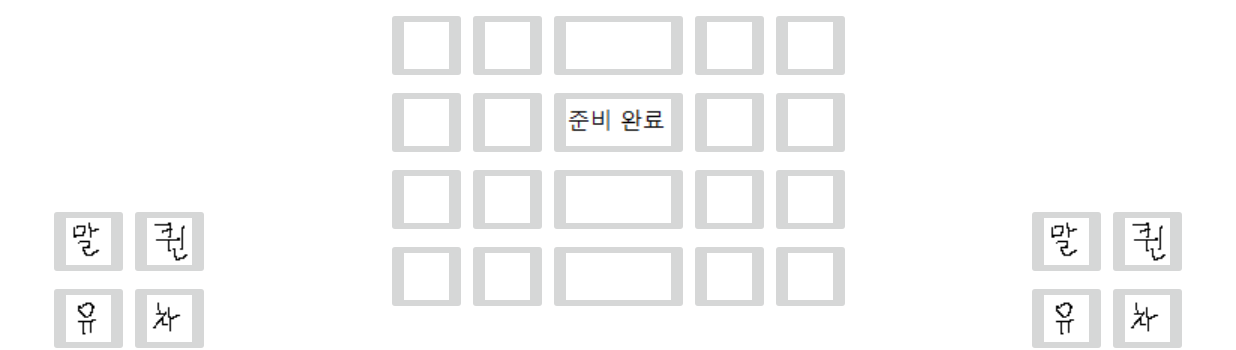
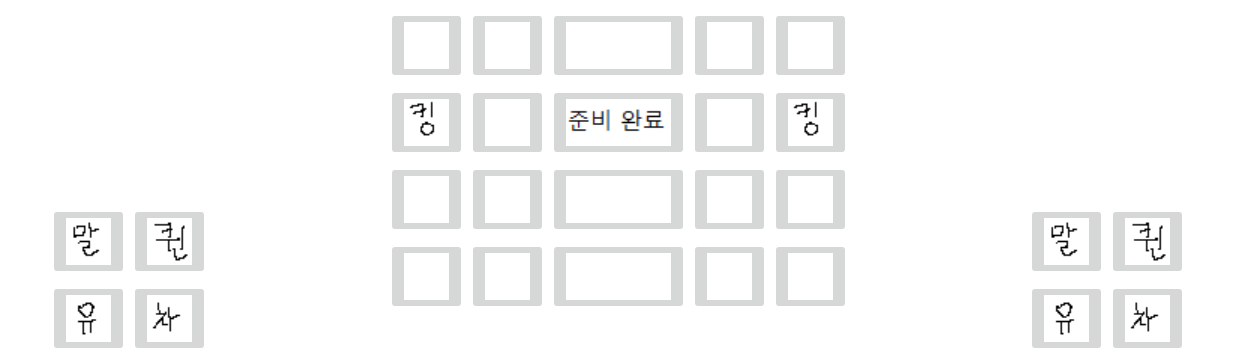
Before and after one commit to Jung-H-C/checkmate, an Android app: the unit_allocation screen opened directly, with no data from a screen before it, on a phone screen of 824 x 412 dp (held sideways). Shown: the part 213-563 px from the top of the screen. Run offline under Robolectric (Android 15) with nearby library versions, the phone set to English and light mode, and no system bars.

Commit message:
button id 수정 +) unit_allocation.java 기본세팅 +) unit_allocation engine 정립 (메모장에 저장해놨음.)

```diff
--- a/app/src/main/java/com/example/checkmate/Player.java
+++ b/app/src/main/java/com/example/checkmate/Player.java
@@ -11,6 +11,18 @@ public class Player {
         this.profile_name = name;
         this.profile_img = profile_img;
         this.units[2].isKing = true;
+        // Horse, Queen, king, Ghost, Car 순
+        this.units[0].setName("Horse");
+        this.units[1].setName("Queen");
+        this.units[2].setName("King");
+        this.units[3].setName("Ghost");
+        this.units[4].setName("Car");
+
+        this.units[0].setImg_src("@drawble/horse");
+        this.units[1].setImg_src("@drawble/queen");
+        this.units[2].setImg_src("@drawble/king");
+        this.units[3].setImg_src("@drawble/ghost");
+        this.units[4].setImg_src("@drawble/car");
     }
 
     public void setUnitStatus(String name, int no, boolean flag) {
--- a/app/src/main/java/com/example/checkmate/Unit.java
+++ b/app/src/main/java/com/example/checkmate/Unit.java
@@ -1,7 +1,7 @@
 package com.example.checkmate;
 
 public class Unit {
-    String name; // Car, Horse, Queen, Ghost, King 종류
+    String name; // // Horse, Queen, king, Ghost, Car 순
     String img_src; // 이미지 경로
 
     int pos_x; // (y, x) 순서쌍 좌표계로 board 형성, x: 0~7
@@ -26,6 +26,8 @@ public class Unit {
     public void setName(String name) {
         this.name = name;
     }
+
+    public void setImg_src(String img_src) {this.img_src = img_src; }
 
     public int getPos_x() {
         return pos_x;
--- a/app/src/main/java/com/example/checkmate/unit_allocation.java
+++ b/app/src/main/java/com/example/checkmate/unit_allocation.java
@@ -7,6 +7,12 @@ import androidx.annotation.Nullable;
 import androidx.appcompat.app.AppCompatActivity;
 
 public class unit_allocation extends AppCompatActivity {
+
+    Player playerA = null;
+    Player playerB = null;
+
+    Unit SelectedUnit = null;
+
     @Override
     protected void onCreate(@Nullable Bundle savedInstanceState) {
         super.onCreate(savedInstanceState);
--- a/app/src/main/res/layout-land/unit_allocation.xml
+++ b/app/src/main/res/layout-land/unit_allocation.xml
@@ -141,13 +141,13 @@
         app:rowCount="5">
 
         <ImageButton
-            android:id="@+id/imageButton52"
+            android:id="@+id/alloc_Button_0_4"
             android:layout_width="wrap_content"
             android:layout_height="wrap_content"
             app:srcCompat="@drawable/board_button" />
 
         <ImageButton
-            android:id="@+id/imageButton53"
+            android:id="@+id/alloc_Button_1_4"
             android:layout_width="wrap_content"
             android:layout_height="wrap_content"
             app:srcCompat="@drawable/board_button" />
@@ -159,25 +159,25 @@
             app:srcCompat="@drawable/large_board_button" />
 
         <ImageButton
-            android:id="@+id/imageButton54"
+            android:id="@+id/alloc_Button_6_4"
             android:layout_width="wrap_content"
             android:layout_height="wrap_content"
             app:srcCompat="@drawable/board_button" />
 
         <ImageButton
-            android:id="@+id/imageButton55"
+            android:id="@+id/alloc_Button_7_4"
             android:layout_width="wrap_content"
             android:layout_height="wrap_content"
             app:srcCompat="@drawable/board_button" />
 
         <ImageButton
-            android:id="@+id/imageButton57"
+            android:id="@+id/alloc_Button_0_3"
             android:layout_width="wrap_content"
             android:layout_height="wrap_content"
             app:srcCompat="@drawable/board_button" />
 
         <ImageButton
-            android:id="@+id/imageButton58"
+            android:id="@+id/alloc_Button_1_3"
             android:layout_width="wrap_content"
             android:layout_height="wrap_content"
             app:srcCompat="@drawable/board_button" />
@@ -189,25 +189,25 @@
             app:srcCompat="@drawable/large_board_button" />
 
         <ImageButton
-            android:id="@+id/imageButton60"
+            android:id="@+id/alloc_Button_6_3"
             android:layout_width="wrap_content"
             android:layout_height="wrap_content"
             app:srcCompat="@drawable/board_button" />
 
         <ImageButton
-            android:id="@+id/imageButton61"
+            android:id="@+id/alloc_Button_7_3"
             android:layout_width="wrap_content"
             android:layout_height="wrap_content"
             app:srcCompat="@drawable/board_button" />
 
         <ImageButton
-            android:id="@+id/imageButton62"
+            android:id="@+id/alloc_Button_0_2"
             android:layout_width="wrap_content"
             android:layout_height="wrap_content"
-            app:srcCompat="@drawable/board_button" />
+            app:srcCompat="@drawable/king" />
 
         <ImageButton
-            android:id="@+id/imageButton63"
+            android:id="@+id/alloc_Button_1_2"
             android:layout_width="wrap_content"
             android:layout_height="wrap_content"
             app:srcCompat="@drawable/board_button" />
@@ -219,25 +219,25 @@
             app:srcCompat="@drawable/ready_button" />
 
         <ImageButton
-            android:id="@+id/imageButton65"
+            android:id="@+id/alloc_Button_6_2"
             android:layout_width="wrap_content"
             android:layout_height="wrap_content"
             app:srcCompat="@drawable/board_button" />
 
         <ImageButton
-            android:id="@+id/imageButton66"
+            android:id="@+id/alloc_Button_7_2"
+            android:layout_width="wrap_content"
+            android:layout_height="wrap_content"
+            app:srcCompat="@drawable/king" />
+
+        <ImageButton
+            android:id="@+id/alloc_Button_0_1"
             android:layout_width="wrap_content"
             android:layout_height="wrap_content"
             app:srcCompat="@drawable/board_button" />
 
         <ImageButton
-            android:id="@+id/imageButton67"
-            android:layout_width="wrap_content"
-            android:layout_height="wrap_content"
-            app:srcCompat="@drawable/board_button" />
-
-        <ImageButton
-            android:id="@+id/imageButton69"
+            android:id="@+id/alloc_Button_1_1"
             android:layout_width="wrap_content"
             android:layout_height="wrap_content"
             app:srcCompat="@drawable/board_button" />
@@ -249,25 +249,25 @@
             app:srcCompat="@drawable/large_board_button" />
 
         <ImageButton
-            android:id="@+id/imageButton71"
+            android:id="@+id/alloc_Button_6_1"
             android:layout_width="wrap_content"
             android:layout_height="wrap_content"
             app:srcCompat="@drawable/board_button" />
 
         <ImageButton
-            android:id="@+id/imageButton72"
+            android:id="@+id/alloc_Button_7_1"
             android:layout_width="wrap_content"
             android:layout_height="wrap_content"
             app:srcCompat="@drawable/board_button" />
 
         <ImageButton
-            android:id="@+id/imageButton73"
+            android:id="@+id/alloc_Button_0_0"
             android:layout_width="wrap_content"
             android:layout_height="wrap_content"
             app:srcCompat="@drawable/board_button" />
 
         <ImageButton
-            android:id="@+id/imageButton74"
+            android:id="@+id/alloc_Button_1_0"
             android:layout_width="wrap_content"
             android:layout_height="wrap_content"
             app:srcCompat="@drawable/board_button" />
@@ -279,13 +279,13 @@
             app:srcCompat="@drawable/large_board_button" />
 
         <ImageButton
-            android:id="@+id/imageButton76"
+            android:id="@+id/alloc_Button_6_0"
             android:layout_width="wrap_content"
             android:layout_height="wrap_content"
             app:srcCompat="@drawable/board_button" />
 
         <ImageButton
-            android:id="@+id/imageButton77"
+            android:id="@+id/alloc_Button_7_0"
             android:layout_width="wrap_content"
             android:layout_height="wrap_content"
             app:srcCompat="@drawable/board_button" />
--- a/app/src/main/res/layout/activity_main.xml
+++ b/app/src/main/res/layout/activity_main.xml
@@ -50,6 +50,7 @@
         android:layout_height="wrap_content"
         android:text="Button"
         app:layout_constraintEnd_toEndOf="parent"
+        app:layout_constraintStart_toStartOf="parent"
         tools:layout_editor_absoluteY="25dp" />
 
 </androidx.constraintlayout.widget.ConstraintLayout>
```
